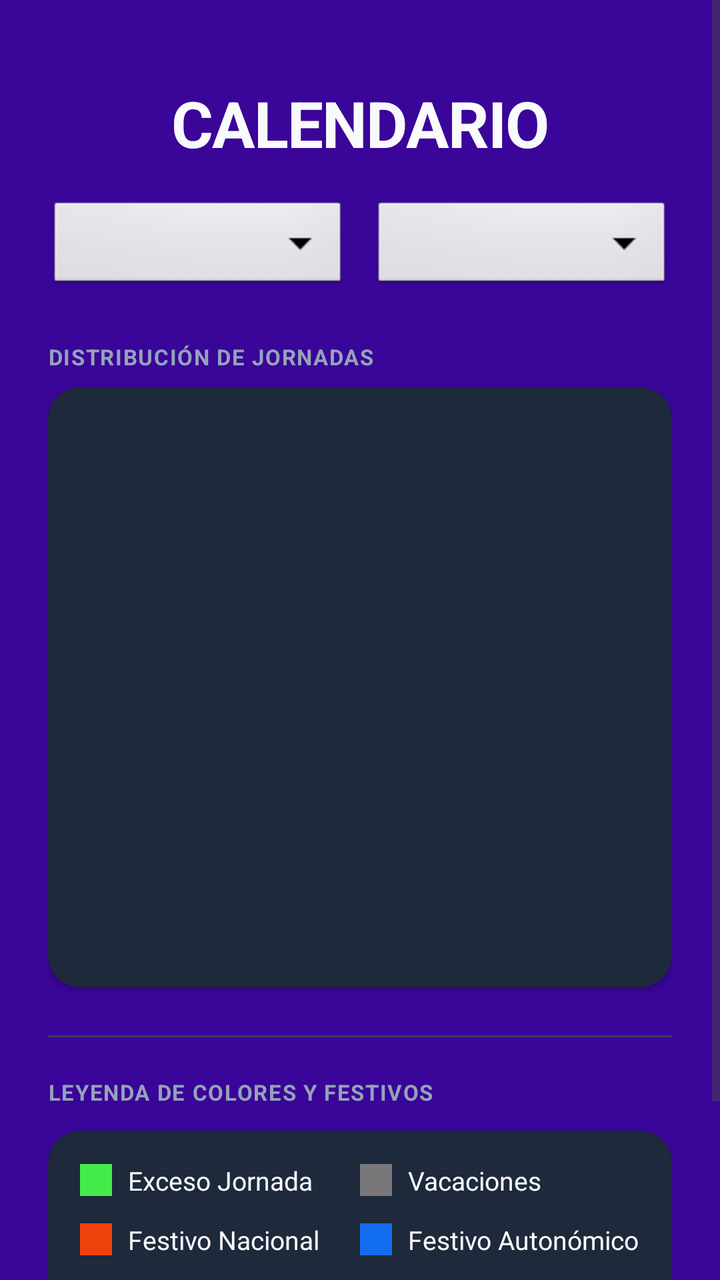
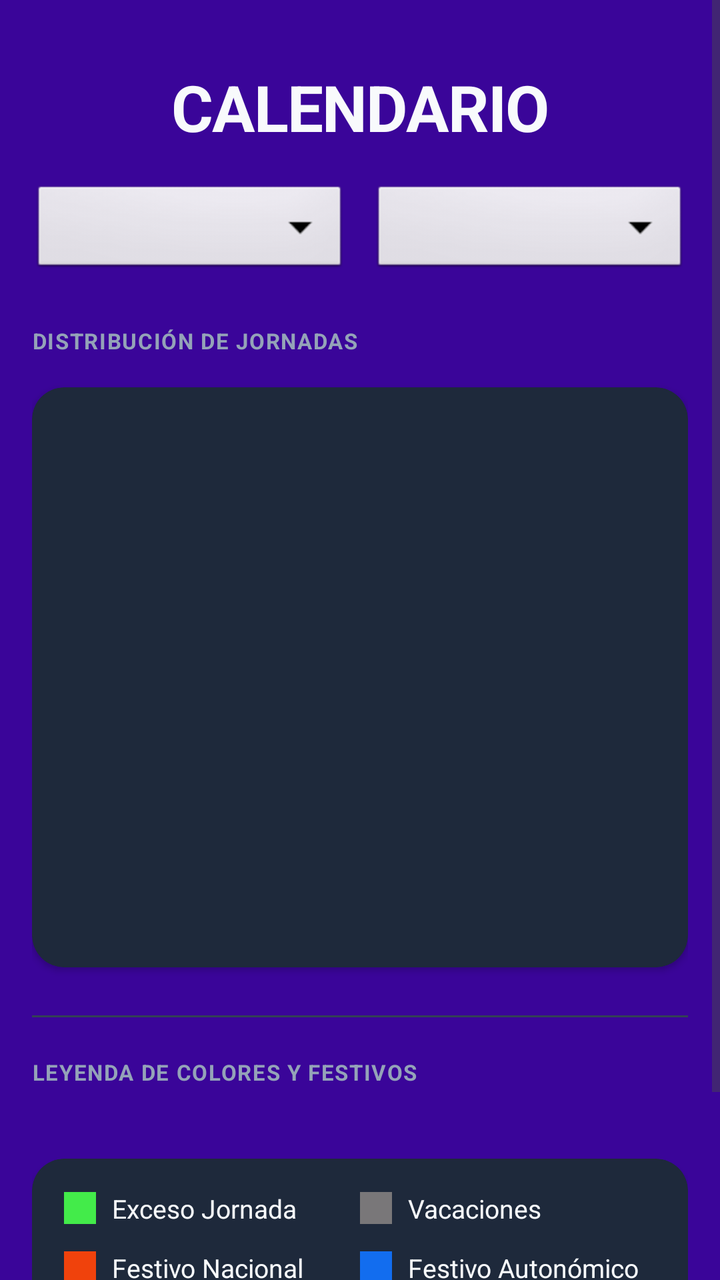

Screens rendered from an Android XML layout before and after an edit, with the pre-edit source and the edit as a unified diff.
<!-- AndroidManifest.xml: application theme Theme.CalendarioLaboral_V30 -->
<!-- res/layout/activity_calendario.xml -->
<?xml version="1.0" encoding="utf-8"?>
<ScrollView
    xmlns:android="http://schemas.android.com/apk/res/android"
    xmlns:app="http://schemas.android.com/apk/res-auto"
    android:id="@+id/scrollCalendarioMensual"
    android:layout_width="match_parent"
    android:layout_height="match_parent"
    android:importantForAccessibility="no"
    android:background="@color/bg_app">

    <LinearLayout
        android:layout_width="match_parent"
        android:layout_height="wrap_content"
        android:orientation="vertical"
        android:padding="24dp">

        
        <LinearLayout
            android:layout_width="match_parent"
            android:layout_height="wrap_content"
            android:orientation="vertical"
            android:layout_marginTop="16dp"
            android:layout_marginBottom="24dp">

            
            <TextView
                android:id="@+id/tvTituloCalendario"
                android:layout_width="match_parent"
                android:layout_height="wrap_content"
                android:text="CALENDARIO"
                android:textColor="@color/text_main"
                android:textSize="32sp"
                android:textAlignment="center"
                android:textStyle="bold"
                android:letterSpacing="-0.02"
                android:layout_marginBottom="16dp" />

            
            <LinearLayout
                android:layout_width="match_parent"
                android:layout_height="wrap_content"
                android:orientation="horizontal"
                android:baselineAligned="false">

                
                <Spinner
                    android:id="@+id/spMesCalendario"
                    android:layout_width="0dp"
                    android:layout_height="48dp"
                    android:layout_weight="1"
                    android:layout_marginEnd="6dp"
                    android:background="@android:drawable/btn_dropdown"
                    android:spinnerMode="dropdown" />

                
                <Spinner
                    android:id="@+id/spAnioCalendario"
                    android:layout_width="0dp"
                    android:layout_height="48dp"
                    android:layout_weight="1"
                    android:layout_marginStart="6dp"
                    android:background="@android:drawable/btn_dropdown"
                    android:spinnerMode="dropdown" />
            </LinearLayout>
        </LinearLayout>
        
        <TextView
            android:layout_width="wrap_content"
            android:layout_height="wrap_content"
            android:text="DISTRIBUCIÓN DE JORNADAS"
            android:textColor="@color/text_secondary"
            android:textSize="11sp"
            android:textStyle="bold"
            android:layout_marginBottom="8dp"
            android:letterSpacing="0.05" />

        <androidx.cardview.widget.CardView
            android:layout_width="match_parent"
            android:layout_height="300dp"
            android:layout_marginBottom="24dp"
            app:cardCornerRadius="16dp"
            app:cardElevation="2dp"
            app:cardBackgroundColor="@color/bg_card_surface">

            
            <androidx.recyclerview.widget.RecyclerView
                android:id="@+id/rvCalendarioDias"
                android:layout_width="match_parent"
                android:layout_height="match_parent"
                android:layout_marginTop="16dp"
                android:clipToPadding="false"/>

        </androidx.cardview.widget.CardView>

        
        <View
            android:layout_width="match_parent"
            android:layout_height="1dp"
            android:background="@color/bg_fecha_disabled"
            android:layout_marginBottom="20dp" />

        
        <TextView
            android:layout_width="wrap_content"
            android:layout_height="wrap_content"
            android:text="LEYENDA DE COLORES Y FESTIVOS"
            android:textColor="@color/text_secondary"
            android:textSize="11sp"
            android:textStyle="bold"
            android:layout_marginBottom="12dp"
            android:letterSpacing="0.05" />

        <androidx.cardview.widget.CardView
            android:layout_width="match_parent"
            android:layout_height="wrap_content"
            android:layout_marginBottom="16dp"
            app:cardCornerRadius="16dp"
            app:cardElevation="2dp"
            app:cardBackgroundColor="@color/bg_card_surface">

            <LinearLayout
                android:layout_width="match_parent"
                android:layout_height="wrap_content"
                android:orientation="vertical"
                android:padding="16dp">

                
                <LinearLayout
                    android:layout_width="match_parent"
                    android:layout_height="wrap_content"
                    android:orientation="horizontal"
                    android:baselineAligned="false"
                    android:layout_marginBottom="12dp">

                    <LinearLayout
                        android:layout_width="0dp"
                        android:layout_height="wrap_content"
                        android:layout_weight="1"
                        android:gravity="center_vertical"
                        android:orientation="horizontal">
                        <View
                            android:layout_width="16dp"
                            android:layout_height="16dp"
                            android:background="@color/exceso_jornada"
                            android:layout_marginEnd="8dp"/>
                        <TextView
                            android:layout_width="wrap_content"
                            android:layout_height="wrap_content"
                            android:text="Exceso Jornada"
                            android:textColor="@color/text_main"
                            android:textSize="13sp" />
                    </LinearLayout>

                    <LinearLayout
                        android:layout_width="0dp"
                        android:layout_height="wrap_content"
                        android:layout_weight="1"
                        android:gravity="center_vertical"
                        android:orientation="horizontal">
                        <View
                            android:layout_width="16dp"
                            android:layout_height="16dp"
                            android:background="@color/vacaciones"
                            android:layout_marginEnd="8dp"/>
                        <TextView
                            android:layout_width="wrap_content"
                            android:layout_height="wrap_content"
                            android:text="Vacaciones"
                            android:textColor="@color/text_main"
                            android:textSize="13sp" />
                    </LinearLayout>
                </LinearLayout>

                
                <LinearLayout
                    android:layout_width="match_parent"
                    android:layout_height="wrap_content"
                    android:orientation="horizontal"
                    android:baselineAligned="false"
                    android:layout_marginBottom="12dp">

                    <LinearLayout
                        android:layout_width="0dp"
                        android:layout_height="wrap_content"
                        android:layout_weight="1"
                        android:gravity="center_vertical"
                        android:orientation="horizontal">
                        <View
                            android:layout_width="16dp"
                            android:layout_height="16dp"
                            android:background="@color/nacionel"
                            android:layout_marginEnd="8dp"/>
                        <TextView
                            android:layout_width="wrap_content"
                            android:layout_height="wrap_content"
                            android:text="Festivo Nacional"
                            android:textColor="@color/text_main"
                            android:textSize="13sp" />
                    </LinearLayout>

                    <LinearLayout
                        android:layout_width="0dp"
                        android:layout_height="wrap_content"
                        android:layout_weight="1"
                        android:gravity="center_vertical"
                        android:orientation="horizontal">
                        <View
                            android:layout_width="16dp"
                            android:layout_height="16dp"
                            android:background="@color/autonomico"
                            android:layout_marginEnd="8dp"/>
                        <TextView
                            android:layout_width="wrap_content"
                            android:layout_height="wrap_content"
                            android:text="Festivo Autonómico"
                            android:textColor="@color/text_main"
                            android:textSize="13sp" />
                    </LinearLayout>
                </LinearLayout>

                
                <LinearLayout
                    android:layout_width="match_parent"
                    android:layout_height="wrap_content"
                    android:orientation="horizontal"
                    android:baselineAligned="false"
                    android:layout_marginBottom="12dp">

                    <LinearLayout
                        android:layout_width="0dp"
                        android:layout_height="wrap_content"
                        android:layout_weight="1"
                        android:gravity="center_vertical"
                        android:orientation="horizontal">
                        <View
                            android:layout_width="16dp"
                            android:layout_height="16dp"
                            android:background="#F59E0B"
                            android:layout_marginEnd="8dp"/>
                        <TextView
                            android:layout_width="wrap_content"
                            android:layout_height="wrap_content"
                            android:text="Festivo Local"
                            android:textColor="@color/local"
                            android:textSize="13sp" />
                    </LinearLayout>

                    <LinearLayout
                        android:layout_width="0dp"
                        android:layout_height="wrap_content"
                        android:layout_weight="1"
                        android:gravity="center_vertical"
                        android:orientation="horizontal">
                        <View
                            android:layout_width="16dp"
                            android:layout_height="16dp"
                            android:background="@color/convenio"
                            android:layout_marginEnd="8dp"/>
                        <TextView
                            android:layout_width="wrap_content"
                            android:layout_height="wrap_content"
                            android:text="Festivo Convenio"
                            android:textColor="@color/text_main"
                            android:textSize="13sp" />
                    </LinearLayout>
                </LinearLayout>

                
                <LinearLayout
                    android:layout_width="match_parent"
                    android:layout_height="wrap_content"
                    android:orientation="horizontal"
                    android:baselineAligned="false">

                    <LinearLayout
                        android:layout_width="0dp"
                        android:layout_height="wrap_content"
                        android:layout_weight="1"
                        android:gravity="center_vertical"
                        android:orientation="horizontal">
                        <View
                            android:layout_width="16dp"
                            android:layout_height="16dp"
                            android:background="@color/bg_fecha_disabled"
                            android:layout_marginEnd="8dp"/>
                        <TextView
                            android:layout_width="wrap_content"
                            android:layout_height="wrap_content"
                            android:text="Días Laborables"
                            android:textColor="@color/text_secondary"
                            android:textSize="13sp" />
                    </LinearLayout>

                    <View
                        android:layout_width="0dp"
                        android:layout_height="0dp"
                        android:layout_weight="1" />
                </LinearLayout>

            </LinearLayout>
        </androidx.cardview.widget.CardView>

    </LinearLayout>
</ScrollView>
<!-- resources referenced by this layout -->
<resources>
  <color name="autonomico">#126DEF</color>
  <color name="bg_app">#3A0599</color>
  <color name="bg_card_surface">#1E293B</color>
  <color name="bg_fecha_disabled">#334155</color>
  <color name="convenio">#C238D9</color>
  <color name="exceso_jornada">#43EB4A</color>
  <color name="local">#E09B35</color>
  <color name="nacionel">#F0420C</color>
  <color name="text_main">#F8FAFC</color>
  <color name="text_secondary">#94A3B8</color>
  <color name="vacaciones">#797779</color>
  <style name="Theme.CalendarioLaboral_V30" parent="Base.Theme.CalendarioLaboral_V30" />
  <style name="Base.Theme.CalendarioLaboral_V30" parent="Theme.Material3.DayNight.NoActionBar">
          
          
  
  
  
          
          <item name="android:statusBarColor">@color/app_primary</item>
  
          
          
          <item name="android:windowLightStatusBar">false</item>
  
  
      </style>
  <color name="app_primary">#6366F1</color>
</resources>

<!-- the commit's change to res/layout/activity_calendario.xml (unified diff, before → after) -->
@@ -12,7 +12,7 @@
         android:layout_width="match_parent"
         android:layout_height="wrap_content"
         android:orientation="vertical"
-        android:padding="24dp">
+        android:padding="16sp">
 
         
         <LinearLayout
@@ -71,12 +71,12 @@
             android:textColor="@color/text_secondary"
             android:textSize="11sp"
             android:textStyle="bold"
-            android:layout_marginBottom="8dp"
+            android:layout_marginBottom="16sp"
             android:letterSpacing="0.05" />
 
         <androidx.cardview.widget.CardView
             android:layout_width="match_parent"
-            android:layout_height="300dp"
+            android:layout_height="290dp"
             android:layout_marginBottom="24dp"
             app:cardCornerRadius="16dp"
             app:cardElevation="2dp"
@@ -87,7 +87,7 @@
                 android:id="@+id/rvCalendarioDias"
                 android:layout_width="match_parent"
                 android:layout_height="match_parent"
-                android:layout_marginTop="16dp"
+                android:padding="8dp"
                 android:clipToPadding="false"/>
 
         </androidx.cardview.widget.CardView>
@@ -107,7 +107,7 @@
             android:textColor="@color/text_secondary"
             android:textSize="11sp"
             android:textStyle="bold"
-            android:layout_marginBottom="12dp"
+            android:layout_marginBottom="36sp"
             android:letterSpacing="0.05" />
 
         <androidx.cardview.widget.CardView
